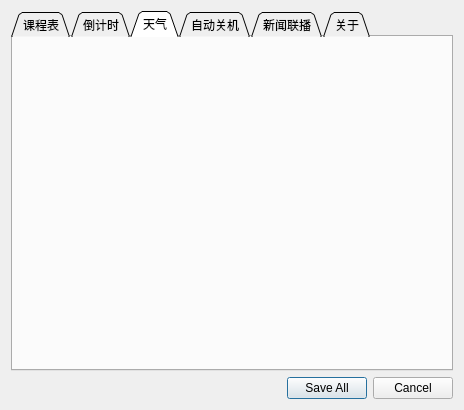
Old version of the form ui/setting.ui in the repository Return-Log/Education-Clock.
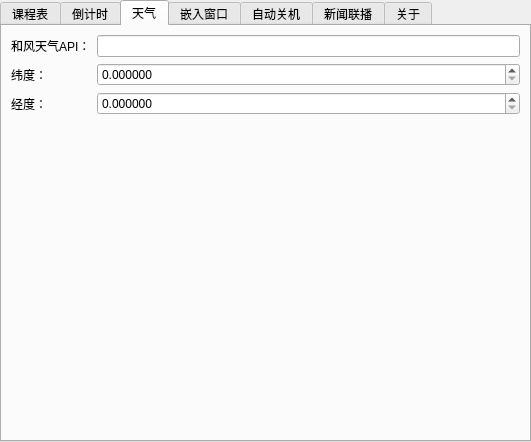
New version of the form. The open tabs and pages were chosen to show the change. Icons and pictures are not drawn.

Diff of the .ui file:
```diff
--- a/ui/setting.ui
+++ b/ui/setting.ui
@@ -6,8 +6,8 @@
    <rect>
     <x>0</x>
     <y>0</y>
-    <width>464</width>
-    <height>410</height>
+    <width>531</width>
+    <height>442</height>
    </rect>
   </property>
   <property name="windowTitle">
@@ -18,23 +18,28 @@
     <normaloff>../icon/set.svg</normaloff>../icon/set.svg</iconset>
   </property>
   <layout class="QGridLayout" name="gridLayout">
-   <item row="2" column="1">
-    <widget class="QDialogButtonBox" name="buttonBox_2">
-     <property name="standardButtons">
-      <set>QDialogButtonBox::Cancel|QDialogButtonBox::SaveAll</set>
-     </property>
-     <property name="centerButtons">
-      <bool>false</bool>
-     </property>
-    </widget>
-   </item>
+   <property name="leftMargin">
+    <number>0</number>
+   </property>
+   <property name="topMargin">
+    <number>0</number>
+   </property>
+   <property name="rightMargin">
+    <number>0</number>
+   </property>
+   <property name="bottomMargin">
+    <number>0</number>
+   </property>
+   <property name="spacing">
+    <number>0</number>
+   </property>
    <item row="1" column="0" colspan="2">
     <widget class="QTabWidget" name="tabWidget">
      <property name="tabPosition">
       <enum>QTabWidget::North</enum>
      </property>
      <property name="tabShape">
-      <enum>QTabWidget::Triangular</enum>
+      <enum>QTabWidget::Rounded</enum>
      </property>
      <property name="currentIndex">
       <number>3</number>
@@ -68,6 +73,102 @@
       <attribute name="title">
        <string>天气</string>
       </attribute>
+      <layout class="QGridLayout" name="gridLayout_6">
+       <item row="0" column="0">
+        <widget class="QLabel" name="label_8">
+         <property name="text">
+          <string>和风天气API：</string>
+         </property>
+        </widget>
+       </item>
+       <item row="2" column="3">
+        <widget class="QDoubleSpinBox" name="doubleSpinBox_2">
+         <property name="decimals">
+          <number>6</number>
+         </property>
+         <property name="maximum">
+          <double>180.000000000000000</double>
+         </property>
+        </widget>
+       </item>
+       <item row="2" column="0">
+        <widget class="QLabel" name="label_10">
+         <property name="text">
+          <string>经度：</string>
+         </property>
+        </widget>
+       </item>
+       <item row="1" column="3">
+        <widget class="QDoubleSpinBox" name="doubleSpinBox">
+         <property name="decimals">
+          <number>6</number>
+         </property>
+         <property name="maximum">
+          <double>90.000000000000000</double>
+         </property>
+         <property name="stepType">
+          <enum>QAbstractSpinBox::DefaultStepType</enum>
+         </property>
+        </widget>
+       </item>
+       <item row="0" column="3">
+        <widget class="QLineEdit" name="lineEdit_2"/>
+       </item>
+       <item row="1" column="0">
+        <widget class="QLabel" name="label_9">
+         <property name="text">
+          <string>纬度：</string>
+         </property>
+        </widget>
+       </item>
+       <item row="3" column="0">
+        <spacer name="verticalSpacer_5">
+         <property name="orientation">
+          <enum>Qt::Vertical</enum>
+         </property>
+         <property name="sizeHint" stdset="0">
+          <size>
+           <width>20</width>
+           <height>40</height>
+          </size>
+         </property>
+        </spacer>
+       </item>
+      </layout>
+     </widget>
+     <widget class="QWidget" name="tab_7">
+      <attribute name="title">
+       <string>嵌入窗口</string>
+      </attribute>
+      <layout class="QGridLayout" name="gridLayout_4" columnstretch="0,1">
+       <item row="0" column="0">
+        <widget class="QPushButton" name="pushButton">
+         <property name="text">
+          <string>选择程序路径</string>
+         </property>
+        </widget>
+       </item>
+       <item row="0" column="1">
+        <widget class="QLabel" name="label_5">
+         <property name="text">
+          <string>程序路径</string>
+         </property>
+        </widget>
+       </item>
+       <item row="1" column="0">
+        <spacer name="verticalSpacer_3">
+         <property name="orientation">
+          <enum>Qt::Vertical</enum>
+         </property>
+         <property name="sizeHint" stdset="0">
+          <size>
+           <width>20</width>
+           <height>40</height>
+          </size>
+         </property>
+        </spacer>
+       </item>
+      </layout>
      </widget>
      <widget class="QWidget" name="tab_4">
       <attribute name="title">
```
Left out of the diff: 109 changed lines with no effect on the pictures.
